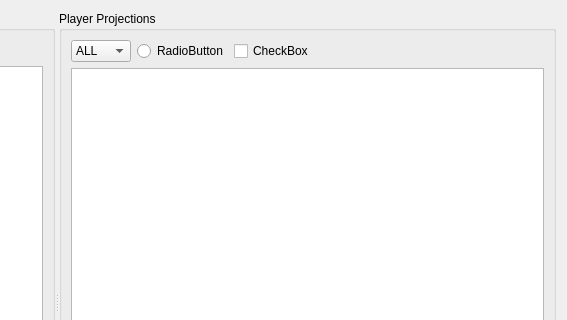
This is tradingfootball/currentweekwidget.ui in protoblock/protoblock as Qt 5 draws it before an edit; both pictures show x 454 to 1021 and y 0 to 320 of the 1021 by 604 pixel window. The edited form follows.
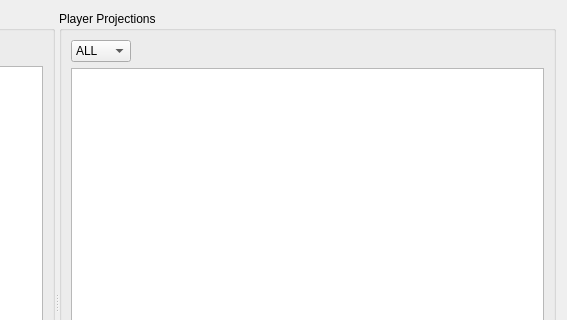
This is the edited form.

Diff of the .ui file:
```diff
--- a/tradingfootball/currentweekwidget.ui
+++ b/tradingfootball/currentweekwidget.ui
@@ -199,7 +199,7 @@
          </property>
         </widget>
        </item>
-       <item row="0" column="3" colspan="3">
+       <item row="0" column="1" colspan="3">
         <widget class="QLabel" name="myControlMessageLabel">
          <property name="styleSheet">
           <string notr="true">color: rgb(255, 0, 0);</string>
@@ -224,20 +224,6 @@
          </property>
         </widget>
        </item>
-       <item row="0" column="1">
-        <widget class="QRadioButton" name="radioButton">
-         <property name="text">
-          <string>RadioButton</string>
-         </property>
-        </widget>
-       </item>
-       <item row="0" column="2">
-        <widget class="QCheckBox" name="checkBox">
-         <property name="text">
-          <string>CheckBox</string>
-         </property>
-        </widget>
-       </item>
       </layout>
      </widget>
     </widget>
```
Left out of the diff: 4 changed lines with no effect on the pictures.
